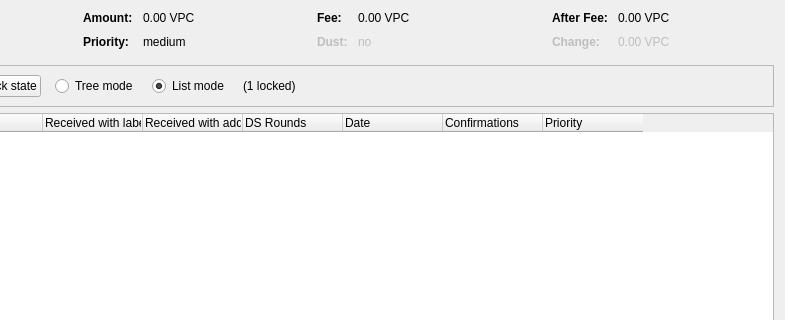
Before: the Qt Designer form src/qt/forms/coincontroldialog.ui in worldmint/valgard, drawn with Qt 5; both pictures show x 169 to 954 and y 0 to 320 of the 954 by 500 pixel window.
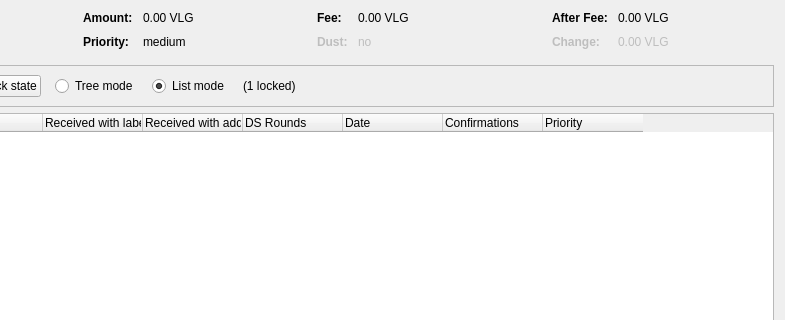
After: the same form once the commit is applied. Custom widgets are drawn as their Qt base class.

```diff
--- a/src/qt/forms/coincontroldialog.ui
+++ b/src/qt/forms/coincontroldialog.ui
@@ -132,7 +132,7 @@
           <enum>Qt::ActionsContextMenu</enum>
          </property>
          <property name="text">
-          <string notr="true">0.00 VPC</string>
+          <string notr="true">0.00 VLG</string>
          </property>
          <property name="textInteractionFlags">
           <set>Qt::LinksAccessibleByMouse|Qt::TextSelectableByKeyboard|Qt::TextSelectableByMouse</set>
@@ -206,7 +206,7 @@
           <enum>Qt::ActionsContextMenu</enum>
          </property>
          <property name="text">
-          <string notr="true">0.00 VPC</string>
+          <string notr="true">0.00 VLG</string>
          </property>
          <property name="textInteractionFlags">
           <set>Qt::LinksAccessibleByMouse|Qt::TextSelectableByKeyboard|Qt::TextSelectableByMouse</set>
@@ -286,7 +286,7 @@
           <enum>Qt::ActionsContextMenu</enum>
          </property>
          <property name="text">
-          <string notr="true">0.00 VPC</string>
+          <string notr="true">0.00 VLG</string>
          </property>
          <property name="textInteractionFlags">
           <set>Qt::LinksAccessibleByMouse|Qt::TextSelectableByKeyboard|Qt::TextSelectableByMouse</set>
@@ -321,7 +321,7 @@
           <enum>Qt::ActionsContextMenu</enum>
          </property>
          <property name="text">
-          <string notr="true">0.00 VPC</string>
+          <string notr="true">0.00 VLG</string>
          </property>
          <property name="textInteractionFlags">
           <set>Qt::LinksAccessibleByMouse|Qt::TextSelectableByKeyboard|Qt::TextSelectableByMouse</set>
```
